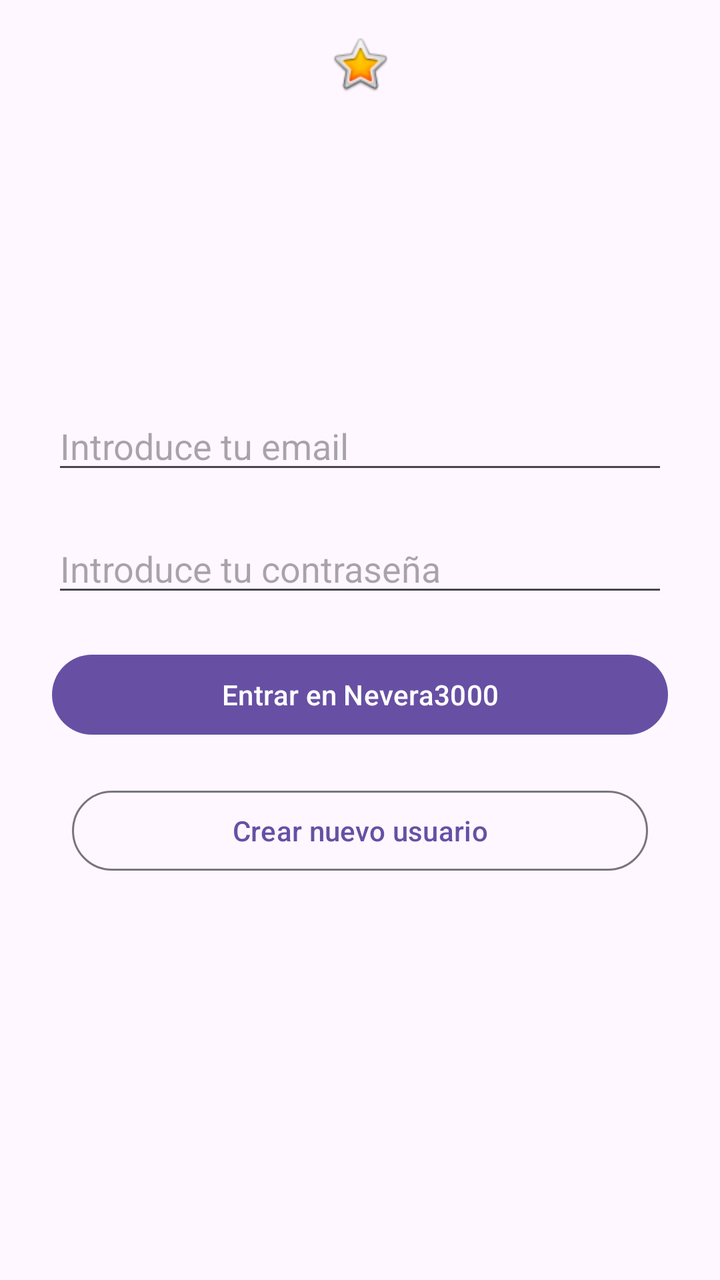
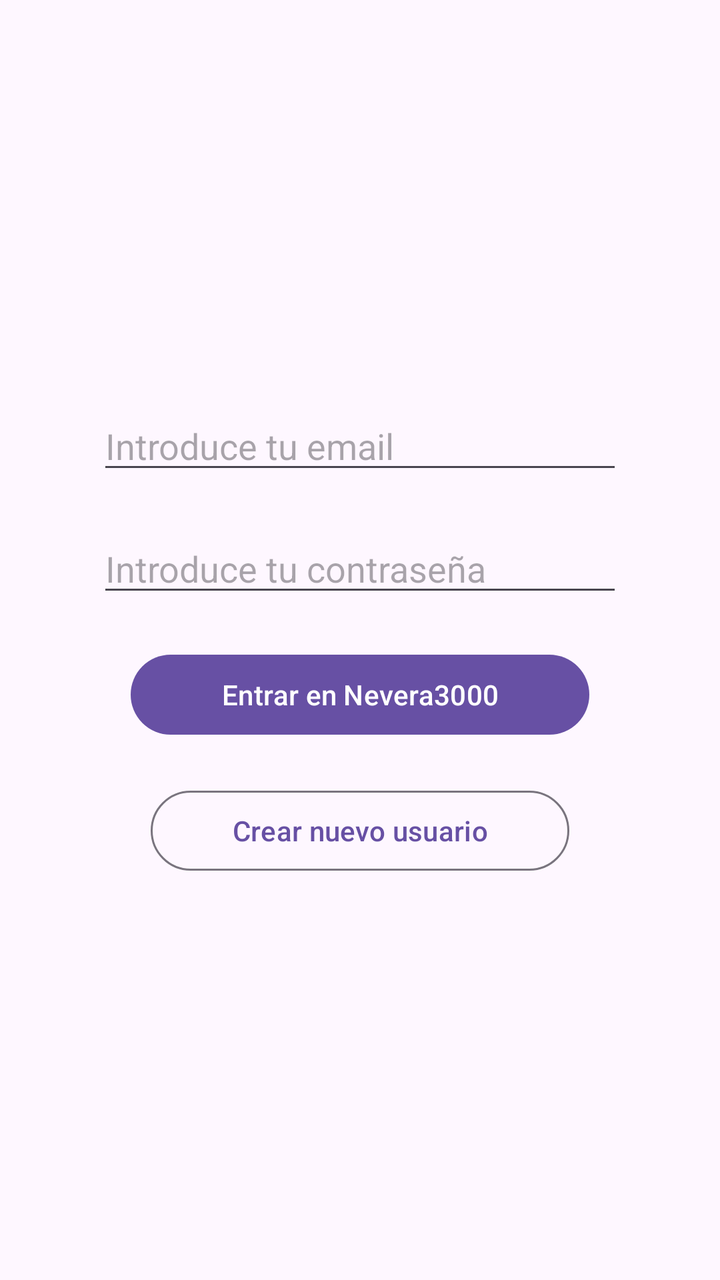

Screens rendered from an Android XML layout before and after an edit, with the pre-edit source and the edit as a unified diff.
<!-- AndroidManifest.xml: application theme Theme.OPTpractica -->
<!-- res/layout/activity_main.xml -->
<?xml version="1.0" encoding="utf-8"?>
<androidx.constraintlayout.motion.widget.MotionLayout xmlns:android="http://schemas.android.com/apk/res/android"
    xmlns:app="http://schemas.android.com/apk/res-auto"
    xmlns:tools="http://schemas.android.com/tools"
    android:id="@+id/main"
    android:layout_width="match_parent"
    android:layout_height="match_parent"
    android:padding="16dp"
    app:layoutDescription="@xml/activity_main_scene"
    tools:context=".MainActivity">

    <EditText
        android:id="@+id/emailEditText"
        android:layout_width="0dp"
        android:layout_height="wrap_content"
        android:layout_margin="10dp"
        android:hint="@string/campo_email"
        app:layout_constraintBottom_toTopOf="@+id/passwordEditText"
        app:layout_constraintEnd_toEndOf="parent"
        app:layout_constraintStart_toStartOf="parent"
        app:layout_constraintTop_toTopOf="parent"
        app:layout_constraintVertical_chainStyle="packed" />

    <EditText
        android:id="@+id/passwordEditText"
        android:layout_width="0dp"
        android:layout_height="wrap_content"
        android:layout_margin="10dp"
        android:hint="@string/campo_pass"
        android:inputType="textPassword"
        app:layout_constraintBottom_toTopOf="@+id/loginButton"
        app:layout_constraintEnd_toEndOf="parent"
        app:layout_constraintStart_toStartOf="parent"
        app:layout_constraintTop_toBottomOf="@+id/emailEditText" />

    <Button
        android:id="@+id/loginButton"
        android:layout_width="0dp"
        android:layout_height="wrap_content"
        android:layout_margin="10dp"
        android:text="@string/btn_iniciar_sesion"
        app:layout_constraintBottom_toTopOf="@+id/botonNuevoUsuario"
        app:layout_constraintEnd_toEndOf="parent"
        app:layout_constraintStart_toStartOf="parent"
        app:layout_constraintTop_toBottomOf="@+id/passwordEditText" />

    <Button
        android:id="@+id/botonNuevoUsuario"
        style="@style/Widget.Material3.Button.OutlinedButton"
        android:layout_width="0dp"
        android:layout_height="wrap_content"
        android:layout_margin="10dp"
        android:text="@string/btn_crear_usuario"
        app:layout_constraintBottom_toBottomOf="parent"
        app:layout_constraintEnd_toEndOf="@+id/loginButton"
        app:layout_constraintStart_toStartOf="@+id/loginButton"
        app:layout_constraintTop_toBottomOf="@+id/loginButton" />

    <ImageView
        android:id="@+id/imageView"
        android:layout_width="wrap_content"
        android:layout_height="wrap_content"
        app:layout_constraintEnd_toEndOf="parent"
        app:layout_constraintHorizontal_bias="0.5"
        app:layout_constraintStart_toStartOf="parent"
        app:layout_constraintTop_toTopOf="parent"
        app:srcCompat="@android:drawable/btn_star_big_on" />

</androidx.constraintlayout.motion.widget.MotionLayout>
<!-- resources referenced by this layout -->
<resources>
  <string name="btn_crear_usuario">Crear nuevo usuario</string>
  <string name="btn_iniciar_sesion">Entrar en Nevera3000</string>
  <string name="campo_email">Introduce tu email</string>
  <string name="campo_pass">Introduce tu contraseña</string>
  <style name="Theme.OPTpractica" parent="Base.Theme.OPTpractica" />
  <style name="Base.Theme.OPTpractica" parent="Theme.Material3.DayNight.NoActionBar">
          <item name="android:statusBarColor">?attr/colorPrimary</item>
          <item name="android:windowLightStatusBar">true</item>
  
      </style>
</resources>

<!-- the commit's change to res/layout/activity_main.xml (unified diff, before → after) -->
@@ -19,7 +19,8 @@
         app:layout_constraintEnd_toEndOf="parent"
         app:layout_constraintStart_toStartOf="parent"
         app:layout_constraintTop_toTopOf="parent"
-        app:layout_constraintVertical_chainStyle="packed" />
+        app:layout_constraintVertical_chainStyle="packed"
+        app:layout_constraintWidth_percent="0.8" />
 
     <EditText
         android:id="@+id/passwordEditText"
@@ -31,7 +32,8 @@
         app:layout_constraintBottom_toTopOf="@+id/loginButton"
         app:layout_constraintEnd_toEndOf="parent"
         app:layout_constraintStart_toStartOf="parent"
-        app:layout_constraintTop_toBottomOf="@+id/emailEditText" />
+        app:layout_constraintTop_toBottomOf="@+id/emailEditText"
+        app:layout_constraintWidth_percent="0.8" />
 
     <Button
         android:id="@+id/loginButton"
@@ -42,7 +44,8 @@
         app:layout_constraintBottom_toTopOf="@+id/botonNuevoUsuario"
         app:layout_constraintEnd_toEndOf="parent"
         app:layout_constraintStart_toStartOf="parent"
-        app:layout_constraintTop_toBottomOf="@+id/passwordEditText" />
+        app:layout_constraintTop_toBottomOf="@+id/passwordEditText"
+        app:layout_constraintWidth_percent="0.7" />
 
     <Button
         android:id="@+id/botonNuevoUsuario"
@@ -56,14 +59,4 @@
         app:layout_constraintStart_toStartOf="@+id/loginButton"
         app:layout_constraintTop_toBottomOf="@+id/loginButton" />
 
-    <ImageView
-        android:id="@+id/imageView"
-        android:layout_width="wrap_content"
-        android:layout_height="wrap_content"
-        app:layout_constraintEnd_toEndOf="parent"
-        app:layout_constraintHorizontal_bias="0.5"
-        app:layout_constraintStart_toStartOf="parent"
-        app:layout_constraintTop_toTopOf="parent"
-        app:srcCompat="@android:drawable/btn_star_big_on" />
-
 </androidx.constraintlayout.motion.widget.MotionLayout>
